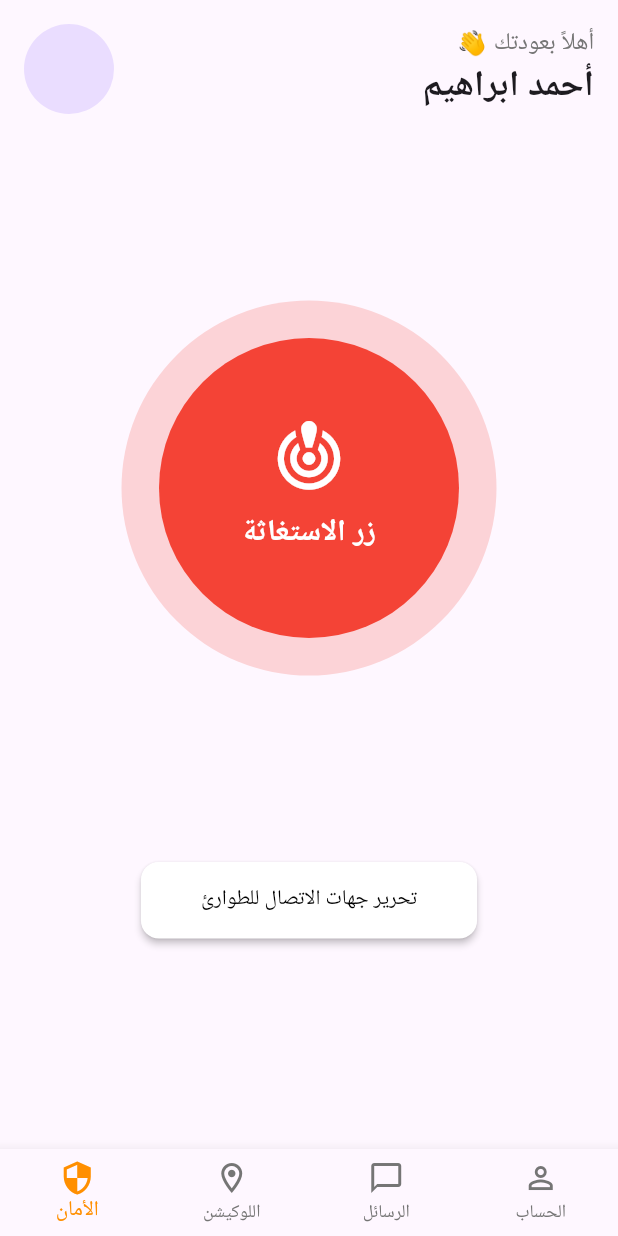
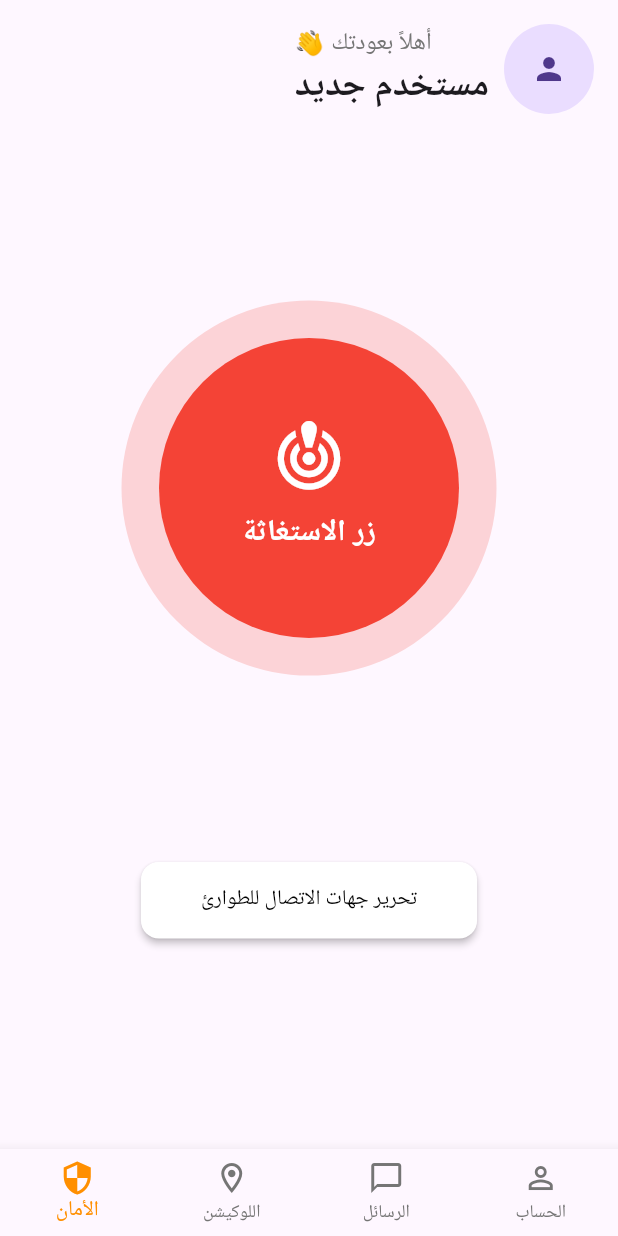
Before and after one commit to aalitariq44/Umrah, a Flutter app: the screen it shows once a user with an empty profile is signed in, item 4 of the bottom bar chosen, on a phone screen of 412 x 824 dp. Run offline on Flutter 3.47's test engine with Material 3 defaults, Android fonts, the phone set to English and light mode, and no system bars; our stand-ins replace cloud_firestore, country_picker, firebase_auth, firebase_core; accounts and stored records are empty; Roboto replaces fonts that are missing (Cairo).

Commit message:
تعديلات

```diff
--- a/lib/features/account/screens/edit_profile_screen.dart
+++ b/lib/features/account/screens/edit_profile_screen.dart
@@ -10,14 +10,6 @@ class EditProfileScreen extends StatelessWidget {
     return Scaffold(
       appBar: AppBar(
         title: const Text('تعديل بياناتك الشخصيه'),
-        actions: [
-          IconButton(
-            icon: const Icon(Icons.arrow_forward),
-            onPressed: () {
-              Navigator.of(context).pop();
-            },
-          ),
-        ],
       ),
       body: Padding(
         padding: const EdgeInsets.all(16.0),
--- a/lib/features/safety/screens/safety_tab.dart
+++ b/lib/features/safety/screens/safety_tab.dart
@@ -1,22 +1,32 @@
 import 'package:flutter/material.dart';
+import 'package:myplace/features/auth/controller/auth_controller.dart';
 import 'package:myplace/features/safety/screens/edit_emergency_contacts_screen.dart';
 import 'package:myplace/features/safety/screens/sos_dialog.dart';
+import 'package:provider/provider.dart';
 
 class SafetyTab extends StatelessWidget {
   const SafetyTab({super.key});
 
   @override
   Widget build(BuildContext context) {
+    return Consumer<AuthController>(
+      builder: (context, authController, child) {
+        final user = authController.user;
         return SafeArea(
           child: Padding(
             padding: const EdgeInsets.all(16.0),
             child: Column(
               children: [
                 Row(
-              mainAxisAlignment: MainAxisAlignment.spaceBetween,
+                  mainAxisAlignment: MainAxisAlignment.start,
                   children: [
+                    const CircleAvatar(
+                      radius: 30,
+                      child: Icon(Icons.person),
+                    ),
+                    const SizedBox(width: 10),
                     Column(
-                  crossAxisAlignment: CrossAxisAlignment.start,
+                      crossAxisAlignment: CrossAxisAlignment.end,
                       children: [
                         Text(
                           'أهلاً بعودتك 👋',
@@ -25,18 +35,14 @@ class SafetyTab extends StatelessWidget {
                             color: Colors.grey[600],
                           ),
                         ),
-                    const Text(
-                      'أحمد ابراهيم',
-                      style: TextStyle(
+                        Text(
+                          user?.name ?? 'مستخدم جديد',
+                          style: const TextStyle(
                             fontSize: 24,
                             fontWeight: FontWeight.bold,
                           ),
                         ),
                       ],
-                ),
-                const CircleAvatar(
-                  radius: 30,
-                  // backgroundImage: AssetImage('assets/profile.png'), // Add your profile image here
                     ),
                   ],
                 ),
@@ -121,5 +127,7 @@ class SafetyTab extends StatelessWidget {
         ),
       ),
     );
+    },
+    );
   }
 }
```
Lines whose indentation alone changed are shown as unchanged.
